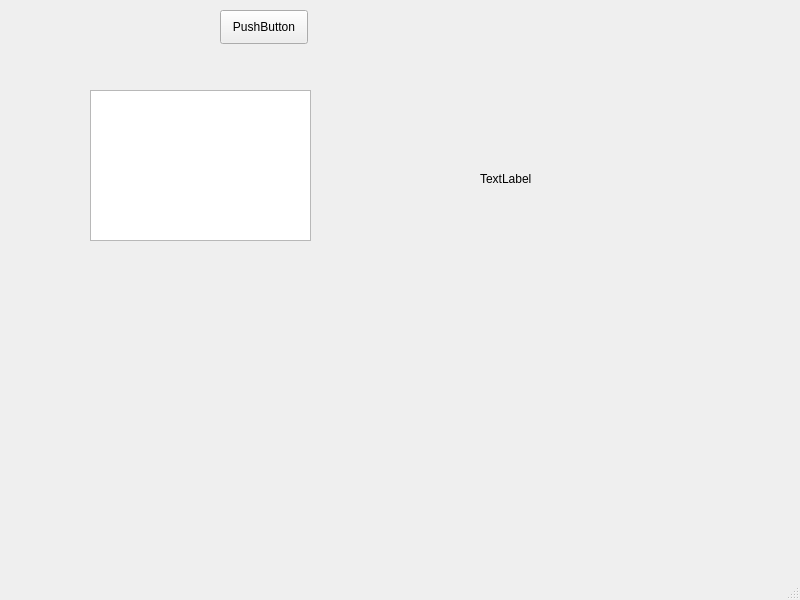
Qt form tcp_server/mainwindow.ui (daani2002/Linux_prog23-24) before a commit.
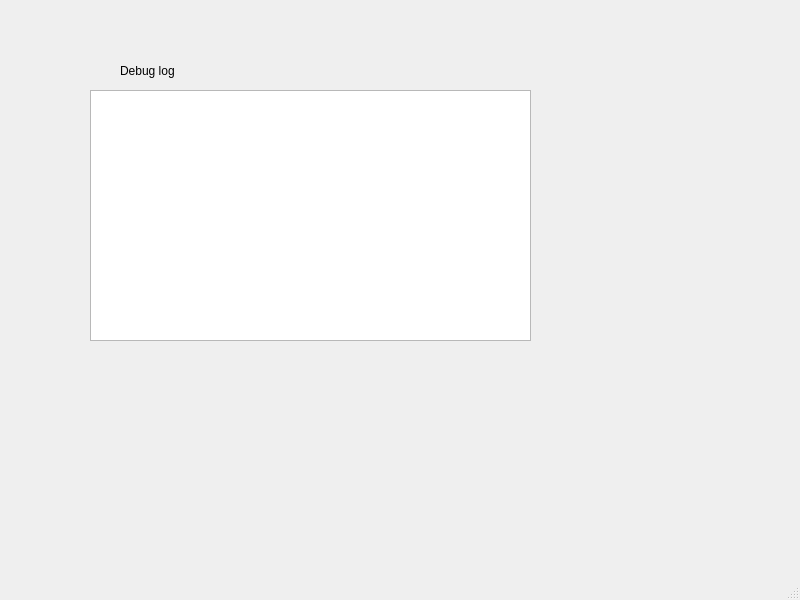
The same form after that commit.

```diff
--- a/tcp_server/mainwindow.ui
+++ b/tcp_server/mainwindow.ui
@@ -19,35 +19,22 @@
      <rect>
       <x>90</x>
       <y>90</y>
-      <width>221</width>
-      <height>151</height>
+      <width>441</width>
+      <height>251</height>
      </rect>
     </property>
    </widget>
    <widget class="QLabel" name="label">
     <property name="geometry">
      <rect>
-      <x>480</x>
-      <y>170</y>
-      <width>58</width>
-      <height>18</height>
+      <x>120</x>
+      <y>60</y>
+      <width>81</width>
+      <height>21</height>
      </rect>
     </property>
     <property name="text">
-     <string>TextLabel</string>
-    </property>
-   </widget>
-   <widget class="QPushButton" name="pushButton">
-    <property name="geometry">
-     <rect>
-      <x>220</x>
-      <y>10</y>
-      <width>88</width>
-      <height>34</height>
-     </rect>
-    </property>
-    <property name="text">
-     <string>PushButton</string>
+     <string>Debug log</string>
     </property>
    </widget>
   </widget>
```
